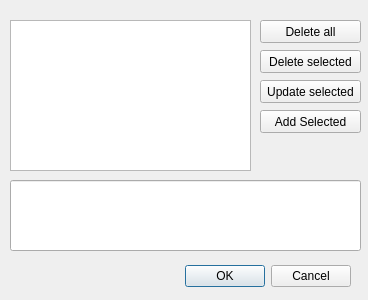
Old version of the form Source/messageeditordialog.ui in the repository AliveTeam/qt-editor.
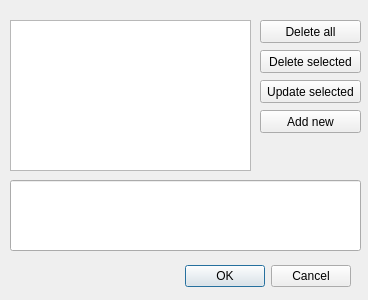
New version of the form.

Diff of the .ui file:
```diff
--- a/Source/messageeditordialog.ui
+++ b/Source/messageeditordialog.ui
@@ -88,7 +88,7 @@
     </rect>
    </property>
    <property name="text">
-    <string>Add Selected</string>
+    <string>Add new</string>
    </property>
   </widget>
   <widget class="QLineEdit" name="txtMessage">
```
Left out of the diff: 6 changed lines with no effect on the pictures.
